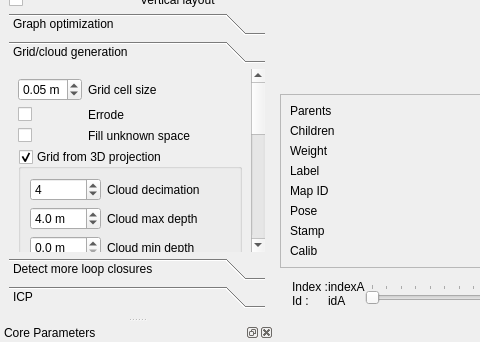
Above: guilib/src/ui/DatabaseViewer.ui from berkaydeniz/rtabmap before the change; both pictures show x 0 to 480 and y 515 to 857 of the 1285 by 857 pixel window. Below: the same form after it.
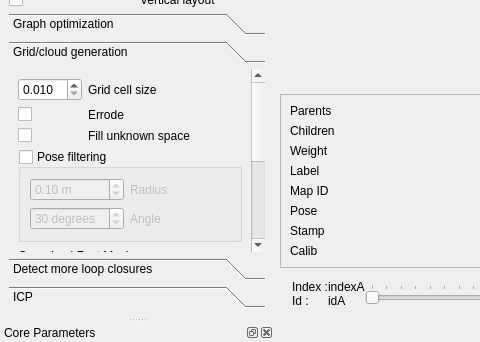
That is the form after the change. The open tabs and pages were chosen to show the change. Custom widgets are drawn as their Qt base class.

Commit message: DatabaseViewer: added regeneration of occupancy grids action and saving back to database on close

What changed in the file:
```diff
--- a/guilib/src/ui/DatabaseViewer.ui
+++ b/guilib/src/ui/DatabaseViewer.ui
@@ -1124,7 +1124,7 @@
           <x>0</x>
           <y>0</y>
           <width>278</width>
-          <height>611</height>
+          <height>410</height>
          </rect>
         </property>
         <attribute name="label">
@@ -1133,32 +1133,6 @@
         <layout class="QVBoxLayout" name="verticalLayout_16">
          <item>
           <layout class="QGridLayout" name="gridLayout_9" columnstretch="0,1">
-           <item row="0" column="0">
-            <widget class="QDoubleSpinBox" name="doubleSpinBox_gridCellSize">
-             <property name="suffix">
-              <string> m</string>
-             </property>
-             <property name="minimum">
-              <double>0.010000000000000</double>
-             </property>
-             <property name="maximum">
-              <double>5.000000000000000</double>
-             </property>
-             <property name="singleStep">
-              <double>0.010000000000000</double>
-             </property>
-             <property name="value">
-              <double>0.050000000000000</double>
-             </property>
-            </widget>
-           </item>
-           <item row="0" column="1">
-            <widget class="QLabel" name="label_36">
-             <property name="text">
-              <string>Grid cell size</string>
-             </property>
-            </widget>
-           </item>
            <item row="1" column="1">
             <widget class="QLabel" name="label_44">
              <property name="text">
@@ -1187,150 +1161,28 @@
              </property>
             </widget>
            </item>
+           <item row="0" column="1">
+            <widget class="QLabel" name="label_46">
+             <property name="text">
+              <string>Grid cell size</string>
+             </property>
+            </widget>
+           </item>
+           <item row="0" column="0">
+            <widget class="QDoubleSpinBox" name="doubleSpinBox_gridCellSize">
+             <property name="decimals">
+              <number>3</number>
+             </property>
+             <property name="minimum">
+              <double>0.010000000000000</double>
+             </property>
+             <property name="singleStep">
+              <double>0.010000000000000</double>
+             </property>
+            </widget>
+           </item>
           </layout>
          </item>
-         <item>
-          <widget class="QGroupBox" name="groupBox_gridFromProjection">
-           <property name="title">
-            <string>Grid from 3D projection</string>
-           </property>
-           <property name="checkable">
-            <bool>true</bool>
-           </property>
-           <property name="checked">
-            <bool>true</bool>
-           </property>
-           <layout class="QGridLayout" name="gridLayout_8" columnstretch="0,1">
-            <item row="0" column="0">
-             <widget class="QSpinBox" name="spinBox_projDecimation">
-              <property name="minimum">
-               <number>1</number>
-              </property>
-              <property name="maximum">
-               <number>8</number>
-              </property>
-              <property name="value">
-               <number>4</number>
-              </property>
-             </widget>
-            </item>
-            <item row="0" column="1">
-             <widget class="QLabel" name="label_37">
-              <property name="text">
-               <string>Cloud decimation</string>
-              </property>
-             </widget>
-            </item>
-            <item row="1" column="0">
-             <widget class="QDoubleSpinBox" name="doubleSpinBox_projMaxDepth">
-              <property name="suffix">
-               <string> m</string>
-              </property>
-              <property name="decimals">
-               <number>1</number>
-              </property>
-              <property name="minimum">
-               <double>0.400000000000000</double>
-              </property>
-              <property name="maximum">
-               <double>999.000000000000000</double>
-              </property>
-              <property name="singleStep">
-               <double>1.000000000000000</double>
-              </property>
-              <property name="value">
-               <double>4.000000000000000</double>
-              </property>
-             </widget>
-            </item>
-            <item row="1" column="1">
-             <widget class="QLabel" name="label_38">
-              <property name="text">
-               <string>Cloud max depth</string>
-              </property>
-             </widget>
-            </item>
-            <item row="3" column="1">
-             <widget class="QLabel" name="label_66">
-              <property name="text">
-               <string>Cluster size</string>
-              </property>
-             </widget>
-            </item>
-            <item row="4" column="1">
-             <widget class="QLabel" name="label_67">
-              <property name="text">
-               <string>Max ground angle</string>
-              </property>
-             </widget>
-            </item>
-            <item row="4" column="0">
-             <widget class="QDoubleSpinBox" name="doubleSpinBox_projMaxAngle">
-              <property name="suffix">
-               <string> rad</string>
-              </property>
-              <property name="decimals">
-               <number>2</number>
-              </property>
-              <property name="minimum">
-               <double>0.000000000000000</double>
-              </property>
-              <property name="maximum">
-               <double>3.140000000000000</double>
-              </property>
-              <property name="singleStep">
-               <double>0.100000000000000</double>
-              </property>
-              <property name="value">
-               <double>0.790000000000000</double>
-              </property>
-             </widget>
-            </item>
-            <item row="3" column="0">
-             <widget class="QSpinBox" name="spinBox_projClusterSize">
-              <property name="minimum">
-               <number>1</number>
-              </property>
-              <property name="maximum">
-               <number>10000</number>
-              </property>
-              <property name="value">
-               <number>20</number>
-              </property>
-             </widget>
-            </item>
-            <item row="2" column="1">
-             <widget class="QLabel" name="label_40">
-              <property name="text">
-               <string>Cloud min depth</string>
-              </property>
-             </widget>
-            </item>
-            <item row="2" column="0">
-             <widget class="QDoubleSpinBox" name="doubleSpinBox_projMinDepth">
-              <property name="suffix">
-               <string> m</string>
-              </property>
-              <property name="decimals">
-               <number>1</number>
-              </property>
-              <property name="minimum">
-               <double>0.000000000000000</double>
-              </property>
-              <property name="maximum">
-               <double>999.000000000000000</double>
-              </property>
-              <property name="singleStep">
-               <double>1.000000000000000</double>
-              </property>
-              <property name="value">
-               <double>0.000000000000000</double>
-              </property>
-             </widget>
-            </item>
-           </layout>
-          </widget>
-         </item>
          <item>
           <widget class="QGroupBox" name="groupBox_posefiltering">
            <property name="title">
```
Left out of the diff: 13 changed lines with no effect on the pictures. The commit also changes 7 other files.
